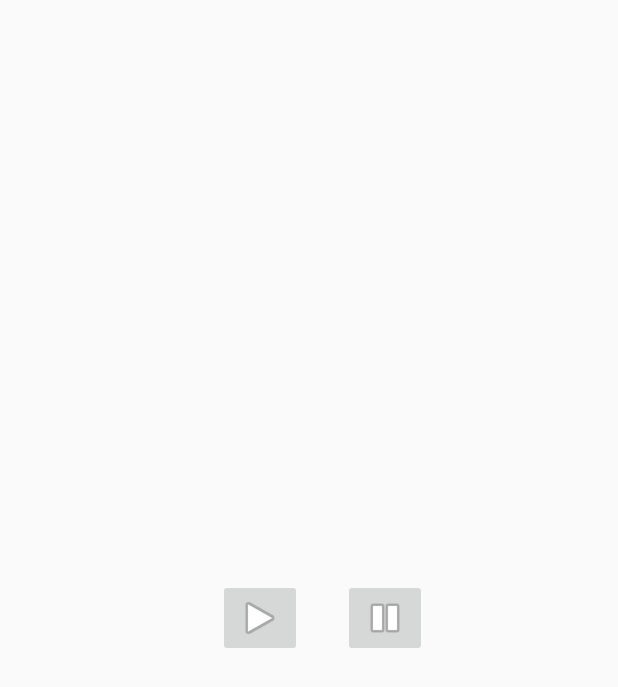
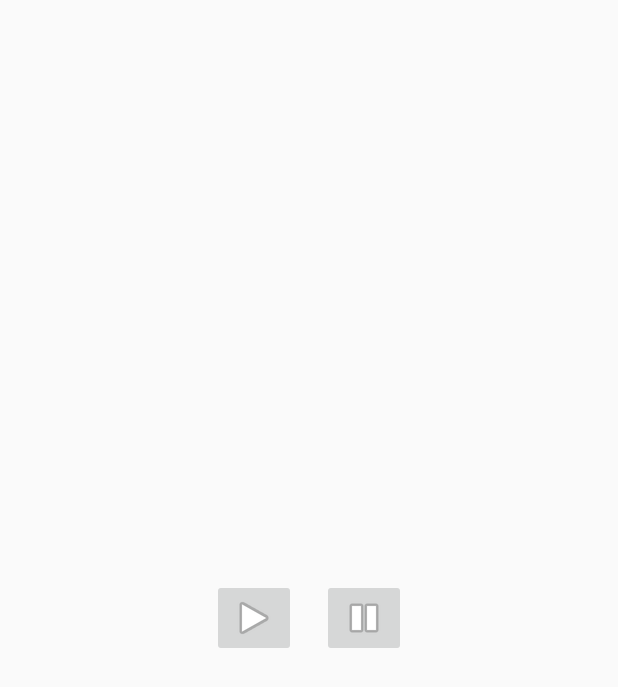
Before and after one commit to taromurao/toma, an Android app: the layout fragment_work_or_break.xml on its own in the app's theme, with its tools: preview values and no code run, on a phone screen of 412 x 824 dp. Shown: the top 687 px of the screen. Run offline under Robolectric (Android 15) with nearby library versions, the light colour scheme and no system bars.

```diff
--- a/app/src/main/AndroidManifest.xml
+++ b/app/src/main/AndroidManifest.xml
@@ -15,6 +15,11 @@
                 <category android:name="android.intent.category.LAUNCHER" />
             </intent-filter>
         </activity>
+
+        <service
+            android:name=".TimerService"
+            android:enabled="true"
+            android:exported="true"></service>
     </application>
 
 </manifest>
--- a/app/src/main/res/layout/fragment_work_or_break.xml
+++ b/app/src/main/res/layout/fragment_work_or_break.xml
@@ -19,20 +19,19 @@
             <ImageButton
                 android:layout_width="wrap_content"
                 android:layout_height="wrap_content"
-                app:srcCompat="@android:drawable/ic_media_pause"
-                android:id="@+id/imageButton"
-                android:layout_centerVertical="true"
-                android:layout_alignParentEnd="true"
-                android:layout_marginEnd="127dp" />
+                app:srcCompat="@android:drawable/ic_media_play"
+                android:id="@+id/imageButton2"
+                android:layout_alignParentTop="true"
+                android:layout_alignParentStart="true" />
 
             <ImageButton
                 android:layout_width="wrap_content"
                 android:layout_height="wrap_content"
-                app:srcCompat="@android:drawable/ic_media_play"
-                android:layout_alignTop="@+id/imageButton"
-                android:layout_toStartOf="@+id/imageButton"
-                android:layout_marginEnd="27dp"
-                android:id="@+id/imageButton2" />
+                app:srcCompat="@android:drawable/ic_media_pause"
+                android:id="@+id/imageButton"
+                android:layout_alignParentTop="true"
+                android:layout_toEndOf="@+id/imageButton2"
+                android:layout_marginStart="17dp" />
         </RelativeLayout>
     </RelativeLayout>
 
```
Also changed, not shown: app/src/main/java/tm/toma/MainActivity.kt (+64 -4 lines), app/src/main/java/tm/toma/States.kt (added, +9 -0 lines), app/src/main/java/tm/toma/TimerService.kt (added, +42 -0 lines).
